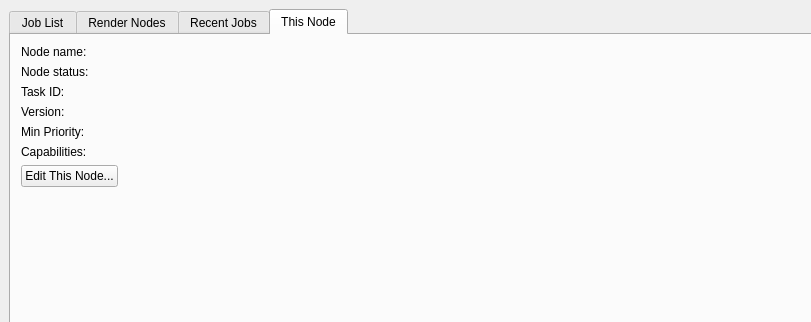
This is ui/UI_FarmView.ui in david2777/DPS_Hydra as Qt 5 draws it before an edit; both pictures show x 0 to 811 and y 0 to 322 of the 1294 by 716 pixel window. The edited form follows.
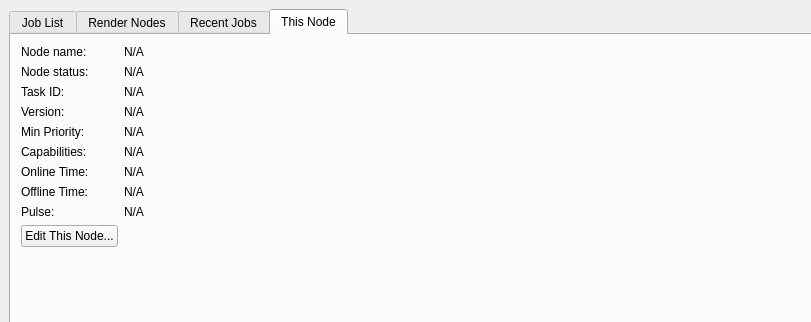
This is the edited form. The open tabs and pages were chosen to show the change.

Commit message: Updates to Node information display

```diff
--- a/ui/UI_FarmView.ui
+++ b/ui/UI_FarmView.ui
@@ -552,7 +552,7 @@
          <item row="0" column="1">
           <widget class="QLabel" name="nodeNameLabel">
            <property name="text">
-            <string/>
+            <string>N/A</string>
            </property>
           </widget>
          </item>
@@ -566,7 +566,7 @@
          <item row="1" column="1">
           <widget class="QLabel" name="nodeStatusLabel">
            <property name="text">
-            <string/>
+            <string>N/A</string>
            </property>
           </widget>
          </item>
@@ -580,7 +580,7 @@
          <item row="2" column="1">
           <widget class="QLabel" name="taskIDLabel">
            <property name="text">
-            <string/>
+            <string>N/A</string>
            </property>
           </widget>
          </item>
@@ -594,7 +594,7 @@
          <item row="3" column="1">
           <widget class="QLabel" name="nodeVersionLabel">
            <property name="text">
-            <string/>
+            <string>N/A</string>
            </property>
           </widget>
          </item>
@@ -608,7 +608,7 @@
          <item row="4" column="1">
           <widget class="QLabel" name="minPriorityLabel">
            <property name="text">
-            <string/>
+            <string>N/A</string>
            </property>
           </widget>
          </item>
@@ -622,11 +622,39 @@
          <item row="5" column="1">
           <widget class="QLabel" name="capabilitiesLabel">
            <property name="text">
-            <string/>
+            <string>N/A</string>
            </property>
           </widget>
          </item>
          <item row="6" column="0">
+          <widget class="QLabel" name="onlineTimeLabel_LABEL">
+           <property name="text">
+            <string>Online Time:</string>
+           </property>
+          </widget>
+         </item>
+         <item row="6" column="1">
+          <widget class="QLabel" name="onlineTimeLabel">
+           <property name="text">
+            <string>N/A</string>
+           </property>
+          </widget>
+         </item>
+         <item row="7" column="0">
+          <widget class="QLabel" name="offlineTimeLabel_LABEL">
+           <property name="text">
+            <string>Offline Time:</string>
+           </property>
+          </widget>
+         </item>
+         <item row="7" column="1">
+          <widget class="QLabel" name="offlineTimeLabel">
+           <property name="text">
+            <string>N/A</string>
+           </property>
+          </widget>
+         </item>
+         <item row="9" column="0">
           <widget class="QPushButton" name="editThisNodeButton">
            <property name="enabled">
             <bool>true</bool>
@@ -636,6 +664,20 @@
            </property>
           </widget>
          </item>
+         <item row="8" column="0">
+          <widget class="QLabel" name="pulseLabel_LABEL">
+           <property name="text">
+            <string>Pulse:</string>
+           </property>
+          </widget>
+         </item>
+         <item row="8" column="1">
+          <widget class="QLabel" name="pulseLabel">
+           <property name="text">
+            <string>N/A</string>
+           </property>
+          </widget>
+         </item>
         </layout>
        </widget>
       </widget>
```
Left out of the diff: 27 changed lines with no effect on the pictures. The commit also changes 2 other files.
